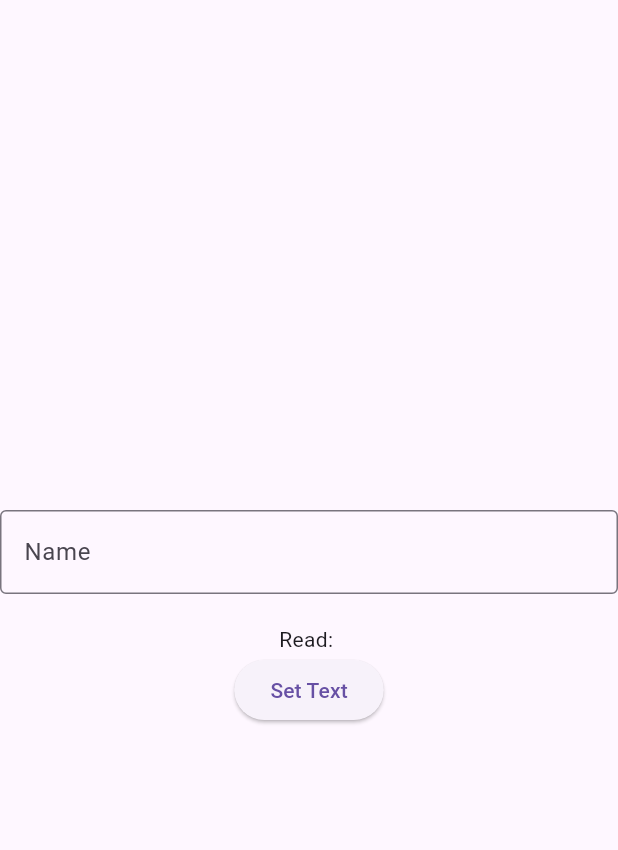
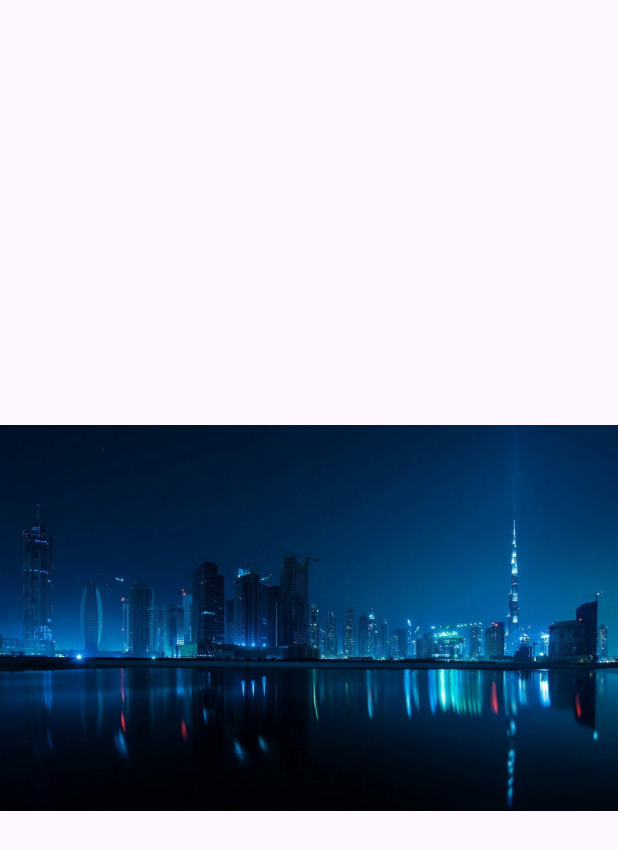
Before and after one commit to tisha-m/Flutter, a Flutter app: the screen it shows after launch, on a phone screen of 412 x 824 dp. Shown: the top 850 px of the screen. Run offline on Flutter 3.47's test engine with Material 3 defaults, Android fonts, the phone set to English and light mode, and no system bars.

Commit message:
image implementation

```diff
--- /dev/null
+++ b/demo/lib/controls/imagedisp.dart
@@ -0,0 +1,20 @@
+import 'package:flutter/material.dart';
+import '../resources/imagestring.dart';
+
+class ImageDisp extends StatefulWidget {
+  const ImageDisp({super.key});
+
+  @override
+  State<ImageDisp> createState() => _ImageDispState();
+}
+
+class _ImageDispState extends State<ImageDisp> {
+  @override
+  Widget build(BuildContext context) {
+    return Scaffold(
+      body:Center(
+        child: Image.asset(i1),
+      )
+    );
+  }
+}
--- a/demo/lib/main.dart
+++ b/demo/lib/main.dart
@@ -63,9 +63,14 @@
 // }
 
 //LOGIN.dart
-import 'package:demo/Stopwatch/login.dart';
-import 'InputControl/inputtextcontrol.dart';
+// import 'package:demo/Stopwatch/login.dart';
+// import 'InputControl/inputtextcontrol.dart';
+// import 'package:flutter/material.dart';
+
+//image.dart
 import 'package:flutter/material.dart';
+import 'resources/imagestring.dart';
+import 'controls/imagedisp.dart';
 
 void main() {
   runApp(const StopwatchRun());
@@ -78,7 +83,7 @@ class StopwatchRun extends StatelessWidget {
   Widget build(BuildContext context) {
     return const MaterialApp(
       debugShowCheckedModeBanner: false,
-      home: ControlInput(),
+      home: ImageDisp(),
       );
   }
 }
--- /dev/null
+++ b/demo/lib/resources/textholder.dart
@@ -0,0 +1 @@
+const String Header = "Text Header";
--- a/demo/pubspec.yaml
+++ b/demo/pubspec.yaml
@@ -18,3 +18,5 @@ dev_dependencies:
 
 flutter:
   uses-material-design: true
+  assets:
+    - assets/images/
```
Also changed, not shown: demo/lib/resources/imagestring.dart (added, +12 -0 lines), demo/assets/images/image_1.jpg (added), demo/assets/images/image_10.jpg (added), demo/assets/images/image_2.jpg (added), demo/assets/images/image_3.jpg (added), demo/assets/images/image_4.jpg (added), demo/assets/images/image_5.jpg (added), demo/assets/images/image_6.jpg (added), demo/assets/images/image_7.jpg (added), demo/assets/images/image_8.jpg (added), demo/assets/images/image_9.jpg (added), demo/lib/exercise.dart (line endings or trailing spaces), demo/lib/resources/themecolors.dart (added), demo/pubspec.lock, 1 other file.
